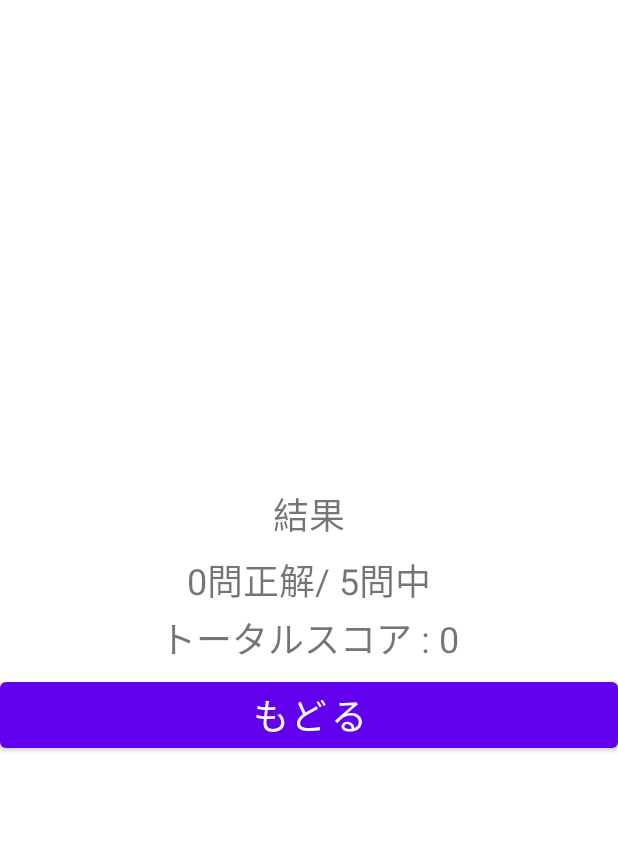
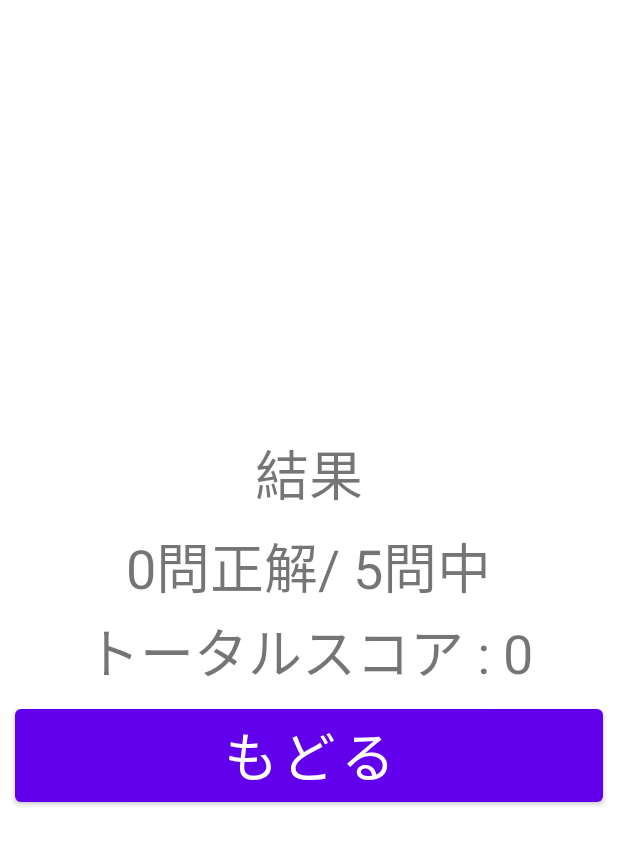
Before and after one commit to wonderers/Quiz, an Android app: the ResultActivity screen opened directly, with no data from a screen before it, on a phone screen of 412 x 824 dp. Shown: the top 845 px of the screen. Run offline under Robolectric (Android 15) with nearby library versions, the phone set to English and light mode, and no system bars.

Commit message:
不明な変更

```diff
--- a/app/src/main/res/layout/activity_result.xml
+++ b/app/src/main/res/layout/activity_result.xml
@@ -12,7 +12,7 @@
         android:layout_width="match_parent"
         android:layout_height="wrap_content"
         android:layout_marginTop="5dp"
-        android:textSize="24sp"
+        android:textSize="36sp"
         android:gravity="center"
         android:text="@string/result_title" />
 
@@ -28,7 +28,7 @@
             android:layout_height="wrap_content"
             android:layout_marginTop="5dp"
             android:text="@string/result_score"
-            android:textSize="24sp" />
+            android:textSize="36sp" />
 
         <TextView
             android:id="@+id/resultCountLabel"
@@ -36,7 +36,7 @@
             android:layout_height="wrap_content"
             android:layout_marginTop="5dp"
             android:text="@string/result_count"
-            android:textSize="24sp"/>
+            android:textSize="36sp"/>
     </LinearLayout>
 
     <TextView
@@ -44,7 +44,7 @@
         android:layout_width="match_parent"
         android:layout_height="wrap_content"
         android:layout_marginTop="5dp"
-        android:textSize="24sp"
+        android:textSize="36sp"
         android:gravity="center"
         android:text="@string/result_total_score" />
 
@@ -52,7 +52,9 @@
         android:id="@+id/resultReturn"
         android:layout_width="match_parent"
         android:layout_height="wrap_content"
+        android:layout_marginLeft="10dp"
         android:layout_marginTop="5dp"
-        android:textSize="24sp"
-        android:text="@string/btn_return" />
+        android:layout_marginRight="10dp"
+        android:text="@string/btn_return"
+        android:textSize="36sp" />
 </LinearLayout>
```
Also changed, not shown: app/src/main/res/layout/activity_start.xml (+6 -10 lines).
